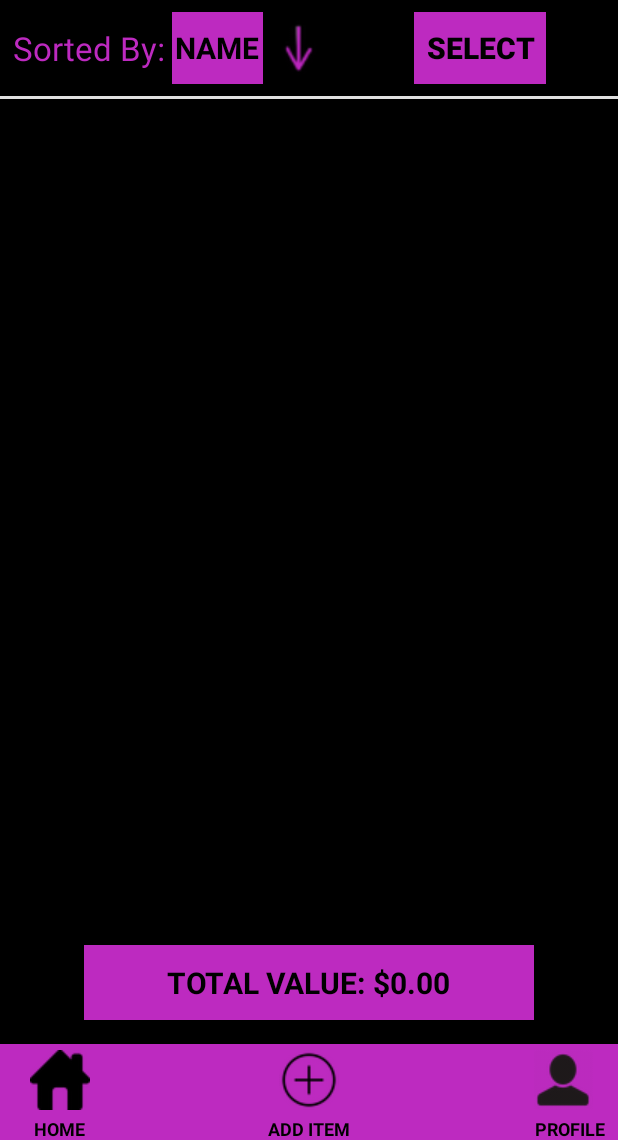
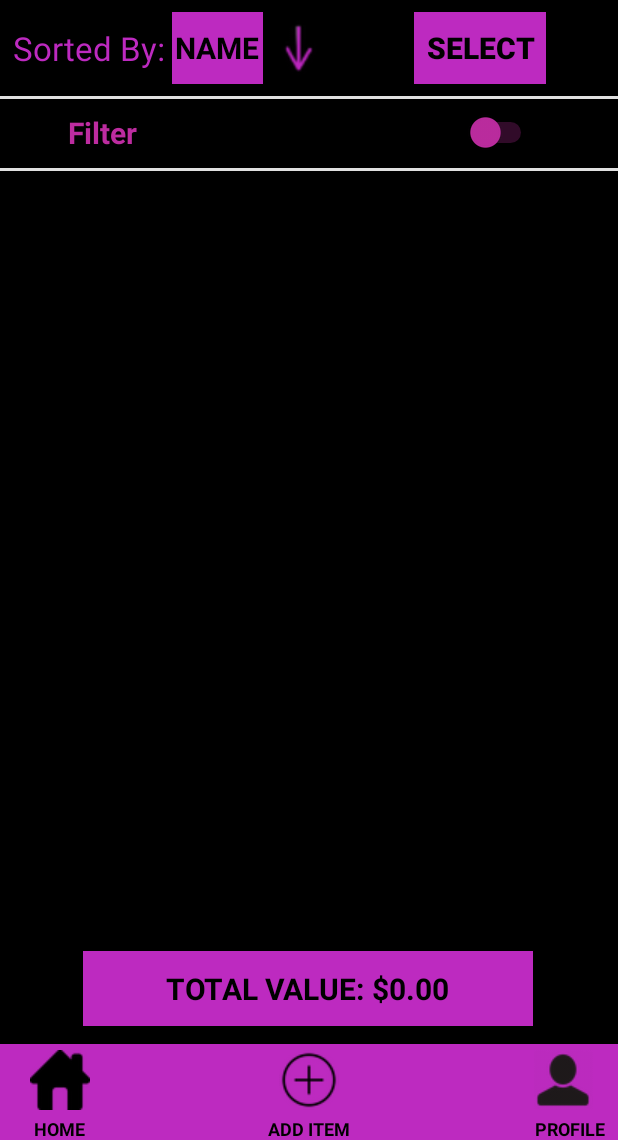
Before and after one commit to CMPUT301F23T27/OneStopShop, an Android app: the screen it shows after launch once a user with an empty profile is signed in (InventoryActivity), on a phone screen of 412 x 824 dp, the part 96-1236 px from its top. Run offline under Robolectric (Android 15) with nearby library versions, the phone set to English and light mode, and no system bars; our stand-ins replace Firebase (no records; nobody signed in at launch, a user with empty details on screens opened directly); 1 statement that could not run was skipped.

Commit message:
Update activity_inventory.xml

```diff
--- a/app/src/main/res/layout/activity_inventory.xml
+++ b/app/src/main/res/layout/activity_inventory.xml
@@ -2,19 +2,19 @@
 <androidx.constraintlayout.widget.ConstraintLayout xmlns:android="http://schemas.android.com/apk/res/android"
     xmlns:app="http://schemas.android.com/apk/res-auto"
     xmlns:tools="http://schemas.android.com/tools"
+    android:id="@+id/land"
     android:layout_width="match_parent"
     android:layout_height="match_parent"
-    android:id="@+id/land"
-    android:background="@color/black"
+    android:background="#000000"
     tools:context=".InventoryActivity">
 
     <!-- Upper Layout Bar -->
     <com.google.android.material.appbar.AppBarLayout
         android:id="@+id/appBarLayoutTop"
-        app:layout_constraintTop_toTopOf="parent"
         android:layout_width="match_parent"
         android:layout_height="wrap_content"
-        android:theme="@style/ThemeOverlay.AppCompat.Dark.ActionBar">
+        android:theme="@style/ThemeOverlay.AppCompat.Dark.ActionBar"
+        app:layout_constraintTop_toTopOf="parent">
 
         <androidx.appcompat.widget.Toolbar
             android:id="@+id/toolbar_top"
@@ -27,10 +27,10 @@
                 android:id="@+id/sort_button"
                 android:layout_width="48dp"
                 android:layout_height="48dp"
+                android:layout_gravity="start"
                 android:background="#BD2AC0"
-                android:layout_gravity="start"
-                android:src="@drawable/rsz_sort"
-                android:contentDescription="Click to Sort Items"/>
+                android:contentDescription="Click to Sort Items"
+                android:src="@drawable/rsz_sort" />
 
             <!-- App Name -->
             <TextView
@@ -38,9 +38,9 @@
                 android:layout_height="wrap_content"
                 android:layout_gravity="center"
                 android:text="@string/app_name"
+                android:textColor="@color/black"
                 android:textSize="20sp"
-                android:textStyle="bold"
-                android:textColor="@color/black" />
+                android:textStyle="bold" />
 
             <!-- Right Button (Search) -->
             <ImageButton
@@ -48,10 +48,10 @@
                 android:layout_width="48dp"
                 android:layout_height="48dp"
                 android:layout_gravity="end"
+                android:background="#BD2AC0"
+                android:contentDescription="Click to Search for Items"
                 android:paddingEnd="10dp"
-                android:background="#BD2AC0"
-                android:src="@drawable/rsz_search"
-                android:contentDescription="Click to Search for Items"/>
+                android:src="@drawable/rsz_search" />
 
         </androidx.appcompat.widget.Toolbar>
     </com.google.android.material.appbar.AppBarLayout>
@@ -60,17 +60,17 @@
     <RelativeLayout
         android:id="@+id/sort_block"
         android:layout_width="match_parent"
+        android:layout_height="wrap_content"
         android:background="@color/black"
-        app:layout_constraintTop_toBottomOf="@id/appBarLayoutTop"
-        android:layout_height="wrap_content"
         android:orientation="horizontal"
         android:padding="8dp"
-        android:paddingEnd="48dp">
+        android:paddingEnd="48dp"
+        app:layout_constraintTop_toBottomOf="@id/appBarLayoutTop">
 
         <LinearLayout
-            android:layout_centerVertical="true"
             android:layout_width="wrap_content"
             android:layout_height="wrap_content"
+            android:layout_centerVertical="true"
             android:orientation="horizontal">
 
             <!-- Sorted by -->
@@ -82,23 +82,23 @@
                 android:layout_width="wrap_content"
                 android:layout_height="wrap_content"
                 android:layout_alignParentStart="true"
+                android:layout_gravity="center_vertical"
                 android:gravity="center"
-                android:layout_gravity="center_vertical"
                 android:text="Sorted By: "
                 android:textColor="#BD2AC0"
                 android:textSize="22sp" />
 
             <TextView
                 android:id="@+id/sort"
-                android:padding="2dp"
                 android:layout_width="wrap_content"
                 android:layout_height="48dp"
+                android:layout_gravity="center"
                 android:background="#BD2AC0"
-                android:layout_gravity="center"
                 android:gravity="center"
+                android:padding="2dp"
                 android:text="NAME"
+                android:textColor="@color/black"
                 android:textSize="20sp"
-                android:textColor="@color/black"
                 android:textStyle="bold" />
 
             <!-- Change Sort -->
@@ -106,8 +106,8 @@
                 android:id="@+id/switch_sort"
                 android:layout_width="48dp"
                 android:layout_height="48dp"
+                android:layout_gravity="center_vertical"
                 android:background="@color/black"
-                android:layout_gravity="center_vertical"
                 android:contentDescription="Click to switch the sorting of items"
                 android:src="@drawable/rsz_arrow" />
         </LinearLayout>
@@ -127,67 +127,81 @@
 
     <!-- Line Separator  -->
     <View
+        android:id="@+id/view"
         android:layout_width="match_parent"
         android:layout_height="2dp"
         android:background="#E0E0E0"
-        app:layout_constraintTop_toBottomOf="@id/sort_block"/>
+        app:layout_constraintTop_toBottomOf="@id/sort_block" />
 
 
     <!-- List of Items -->
+    <!-- Total Estimated Value Layout -->
+
+    <View
+        android:id="@+id/view2"
+        android:layout_width="match_parent"
+        android:layout_height="2dp"
+
+        android:layout_marginTop="48dp"
+        android:background="#E0E0E0"
+        app:layout_constraintTop_toBottomOf="@id/sort_block"
+        tools:layout_editor_absoluteX="0dp" />
+
     <androidx.recyclerview.widget.RecyclerView
         android:id="@+id/item_list"
-        android:layout_width="match_parent"
-        android:layout_height="0dp"
-        app:layout_constraintTop_toBottomOf="@id/sort_block"
+        android:layout_width="409dp"
+        android:layout_height="435dp"
+
+        android:layout_marginTop="52dp"
+        app:layout_constraintEnd_toEndOf="parent"
+        app:layout_constraintHorizontal_bias="0.0"
         app:layout_constraintStart_toStartOf="parent"
-        app:layout_constraintEnd_toEndOf="parent"
-        app:layout_constraintBottom_toTopOf="@id/total_value_layout">
+        app:layout_constraintTop_toBottomOf="@id/sort_block">
 
     </androidx.recyclerview.widget.RecyclerView>
 
-    <!-- Total Estimated Value Layout -->
     <LinearLayout
         android:id="@+id/total_value_layout"
-        app:layout_constraintTop_toBottomOf="@id/item_list"
-        app:layout_constraintBottom_toTopOf="@id/appBarLayoutBottom"
-        android:gravity="center"
         android:layout_width="300dp"
         android:layout_height="50dp"
+        android:layout_marginBottom="12dp"
         android:background="#BD2AC0"
+        android:gravity="center"
         android:orientation="horizontal"
-        android:layout_marginBottom="16dp"
-        app:layout_constraintStart_toStartOf="parent"
-        app:layout_constraintEnd_toEndOf="parent">
+        app:layout_constraintBottom_toTopOf="@+id/appBarLayoutBottom"
+        app:layout_constraintEnd_toEndOf="parent"
+        app:layout_constraintHorizontal_bias="0.495"
+        app:layout_constraintStart_toStartOf="parent">
 
         <!-- Prompt -->
+
+        <!-- Total Estimated Value -->
         <TextView
             android:layout_width="wrap_content"
             android:layout_height="wrap_content"
+            android:text="TOTAL VALUE: "
+            android:textColor="@color/black"
             android:textSize="20dp"
-            android:text="TOTAL VALUE: "
-            android:textStyle="bold"
-            android:textColor="@color/black"/>
+            android:textStyle="bold" />
 
-        <!-- Total Estimated Value -->
         <TextView
             android:id="@+id/total_estimated_value"
-            android:textStyle="bold"
-            android:textSize="20sp"
             android:layout_width="wrap_content"
             android:layout_height="wrap_content"
+            android:text=""
             android:textColor="@color/black"
-            android:text=""/>
-
+            android:textSize="20sp"
+            android:textStyle="bold" />
 
 
     </LinearLayout>
 
     <com.google.android.material.appbar.AppBarLayout
         android:id="@+id/appBarLayoutBottom"
-        app:layout_constraintBottom_toBottomOf="parent"
         android:layout_width="match_parent"
         android:layout_height="wrap_content"
-        android:theme="@style/ThemeOverlay.AppCompat.Dark.ActionBar">
+        android:theme="@style/ThemeOverlay.AppCompat.Dark.ActionBar"
+        app:layout_constraintBottom_toBottomOf="parent">
 
         <androidx.appcompat.widget.Toolbar
             android:id="@+id/toolbar_bottom"
@@ -206,47 +220,47 @@
                     android:id="@+id/home_button"
                     android:layout_width="48dp"
                     android:layout_height="48dp"
+                    android:layout_gravity="start"
                     android:background="#BD2AC0"
-                    android:layout_gravity="start"
-                    android:src="@drawable/rsz_home"
-                    android:contentDescription="CLick to return to Home Page"/>
+                    android:contentDescription="CLick to return to Home Page"
+                    android:src="@drawable/rsz_home" />
 
                 <TextView
                     android:layout_width="wrap_content"
                     android:layout_height="wrap_content"
+                    android:layout_gravity="center"
                     android:text="HOME"
-                    android:textStyle="bold"
+                    android:textColor="@color/black"
                     android:textSize="12sp"
-                    android:textColor="@color/black"
-                    android:layout_gravity="center"/>
+                    android:textStyle="bold" />
             </LinearLayout>
 
             <!-- Middle Button/Text Pair -->
             <LinearLayout
+                android:id="@+id/btn_add_item"
                 android:layout_width="wrap_content"
                 android:layout_height="wrap_content"
                 android:layout_gravity="center"
-                android:orientation="vertical"
-                android:id="@+id/btn_add_item">
+                android:orientation="vertical">
 
                 <!-- Middle Button (Add) -->
                 <ImageButton
                     android:id="@+id/add_button"
                     android:layout_width="48dp"
                     android:layout_height="48dp"
+                    android:layout_gravity="center"
                     android:background="#BD2AC0"
-                    android:layout_gravity="center"
-                    android:src="@drawable/rsz_add"
-                    android:contentDescription="Click to add an item"/>
+                    android:contentDescription="Click to add an item"
+                    android:src="@drawable/rsz_add" />
 
                 <TextView
                     android:layout_width="wrap_content"
                     android:layout_height="wrap_content"
+                    android:layout_gravity="center"
                     android:text="ADD ITEM"
-                    android:textStyle="bold"
+                    android:textColor="@color/black"
                     android:textSize="12sp"
-                    android:textColor="@color/black"
-                    android:layout_gravity="center"/>
+                    android:textStyle="bold" />
 
             </LinearLayout>
 
@@ -255,8 +269,8 @@
                 android:layout_width="wrap_content"
                 android:layout_height="wrap_content"
                 android:layout_gravity="end"
-                android:paddingEnd="8dp"
-                android:orientation="vertical">
+                android:orientation="vertical"
+                android:paddingEnd="8dp">
 
                 <!-- Right Button (Profile) -->
 
@@ -273,18 +287,32 @@
                 <TextView
                     android:layout_width="wrap_content"
                     android:layout_height="wrap_content"
+                    android:layout_gravity="center"
                     android:text="PROFILE"
-                    android:textStyle="bold"
+                    android:textColor="@color/black"
                     android:textSize="12sp"
-                    android:textColor="@color/black"
-                    android:layout_gravity="center"/>
+                    android:textStyle="bold" />
             </LinearLayout>
 
         </androidx.appcompat.widget.Toolbar>
     </com.google.android.material.appbar.AppBarLayout>
 
-
-
+    <Switch
+        android:id="@+id/switch2"
+        android:layout_width="358dp"
+        android:layout_height="19dp"
+        android:paddingLeft="45dp"
+        android:text="Filter"
+        android:textColor="#BD2CA0"
+        android:textSize="20sp"
+        android:textStyle="bold"
+        android:thumbTint="#BD2CA0"
+        android:trackTint="#BD2CA0"
+        app:layout_constraintBottom_toBottomOf="@+id/view2"
+        app:layout_constraintTop_toBottomOf="@+id/sort_block"
+        app:layout_constraintVertical_bias="0.478"
+        tools:ignore="MissingConstraints,TouchTargetSizeCheck"
+        tools:layout_editor_absoluteX="26dp" />
 
 
 </androidx.constraintlayout.widget.ConstraintLayout>
```
